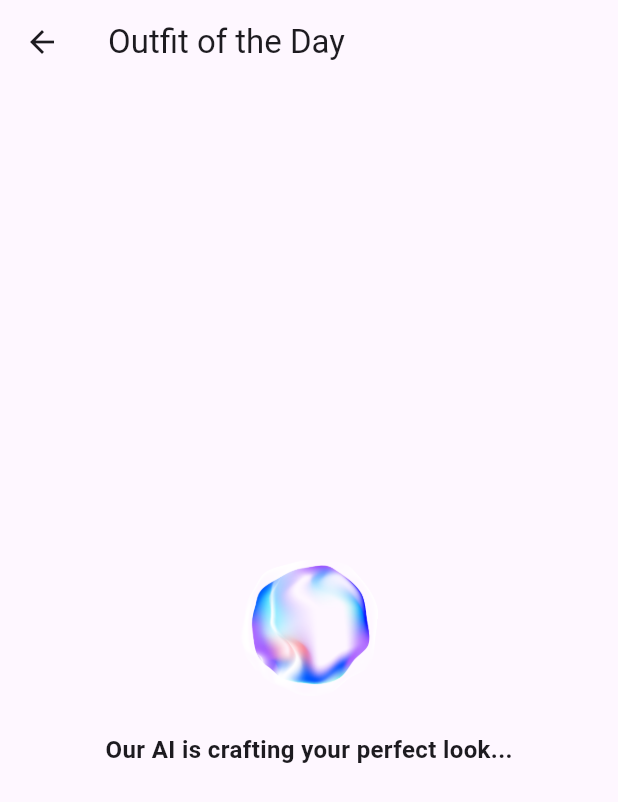
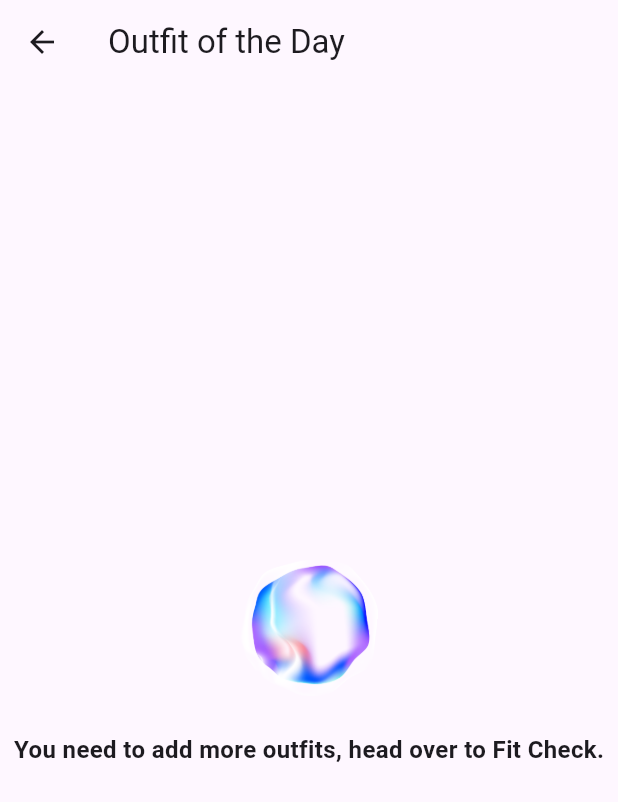
Before and after one commit to harshpatel63/Gemini-Styler-Flutter, a Flutter app: the screen it shows once a user with an empty profile is signed in, after a tap on "Recommend Outfit", on a phone screen of 412 x 824 dp. Shown: the top 802 px of the screen. Run offline on Flutter 3.47's test engine with Material 3 defaults, Android fonts, the light colour scheme and no system bars; our stand-ins replace animated_text_kit, camera, cloud_firestore, firebase_auth, firebase_core, firebase_storage and 6 more; missing offline and left inert: text_gradiate; accounts and stored records are empty; statements that could not run were skipped.

Commit message:
Added logic for less number of outfits.

```diff
--- a/gemini_styler/lib/screens/MainScreen.dart
+++ b/gemini_styler/lib/screens/MainScreen.dart
@@ -179,7 +179,7 @@ class MainScreen extends StatelessWidget {
               SizedBox(height: 12),
               _buildHistoryItem(
                 context,
-                'Outfit suggestions for date',
+                'Outfit suggestions for a dinner date',
                 Icons.dining,
                 Color(0xFFC4E1FE),
               ),
--- a/gemini_styler/lib/screens/OutfitRecommendationPage.dart
+++ b/gemini_styler/lib/screens/OutfitRecommendationPage.dart
@@ -27,6 +27,7 @@ class _OutfitRecommendationPageState extends State<OutfitRecommendationPage> wit
   String message = '';
   String prompt = '';
   bool isLoading = true;
+  bool isRecommendationAvailable = true;
   final GlobalKey<AnimatedComplimentState> _animatedComplimentKey = GlobalKey<AnimatedComplimentState>();
 
   late AnimationController _orbAnimationController;
@@ -70,6 +71,13 @@ class _OutfitRecommendationPageState extends State<OutfitRecommendationPage> wit
         .doc(userId)
         .collection('lower_body')
         .get();
+
+    if(upperOutfits.size + lowerOutfits.size < 8) {
+      setState(() {
+        isRecommendationAvailable = false;
+      });
+      return;
+    }
 
     // Fetch current weather and user preferences (implement this part)
     final currentConditions = getCurrentConditions();
@@ -141,7 +149,7 @@ class _OutfitRecommendationPageState extends State<OutfitRecommendationPage> wit
           ),
           SizedBox(height: 20),
           Text(
-            "Our AI is crafting your perfect look...",
+            isRecommendationAvailable ? "Our AI is crafting your perfect look..." : "You need to add more outfits, head over to Fit Check.",
             style: TextStyle(fontSize: 16, fontWeight: FontWeight.bold),
           ),
         ],
```
